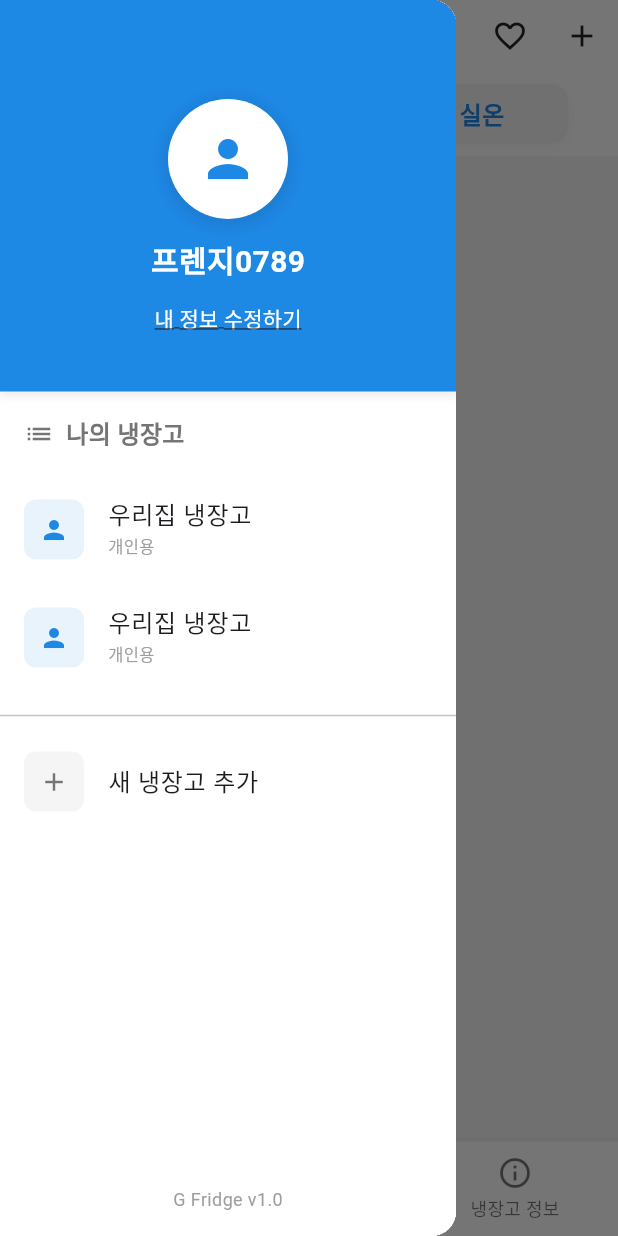
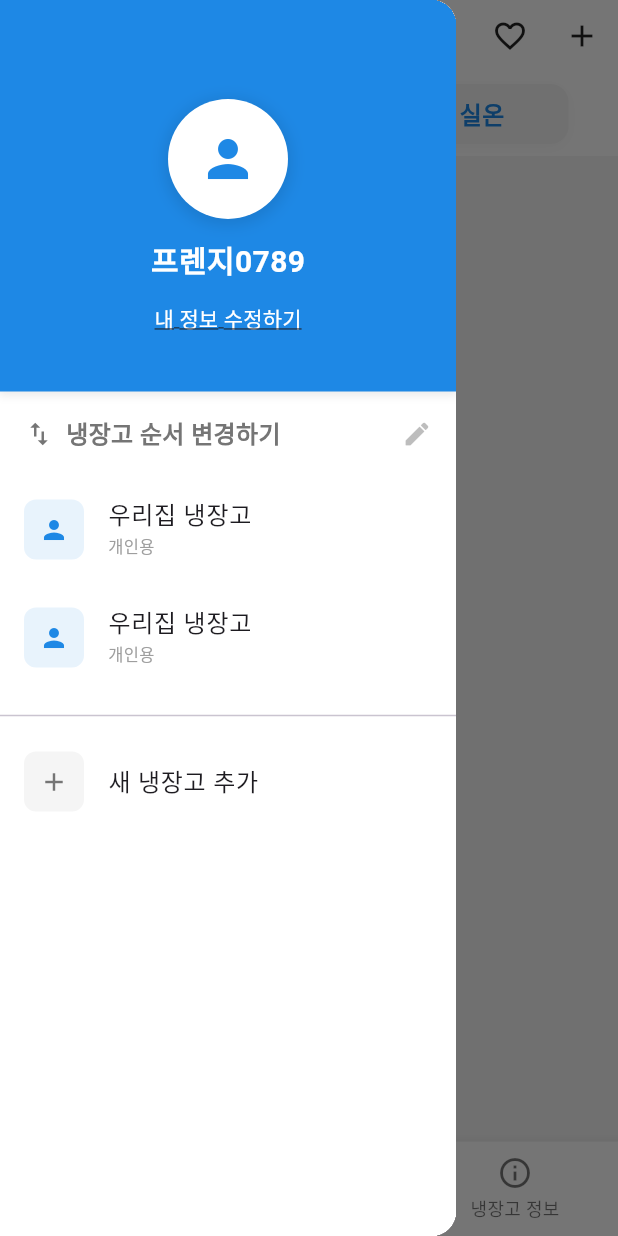
Before and after one commit to HwangGoeun/G-Fridge, a Flutter app: the screen it shows once a user with an empty profile is signed in, with the side drawer open, on a phone screen of 412 x 824 dp. Run offline on Flutter 3.47's test engine with Material 3 defaults, Android fonts, the phone set to English and light mode, and no system bars; our stand-ins replace cloud_firestore, dropdown_button2, firebase_auth, firebase_core, flutter_slidable, google_sign_in and 3 more; accounts and stored records are empty.

Commit message:
feat: Changing fridge order

```diff
--- a/g_fridge/lib/models/fridge.dart
+++ b/g_fridge/lib/models/fridge.dart
@@ -8,7 +8,6 @@ class Fridge {
   final DateTime lastUpdated;
   final String creatorId;
   final List<Map<String, dynamic>>? inviteCodes;
-  final int? order;
   final List<String> sharedWith;
 
   Fridge({
@@ -19,7 +18,6 @@ class Fridge {
     DateTime? lastUpdated,
     required this.creatorId,
     this.inviteCodes,
-    this.order,
     List<String>? sharedWith,
   })  : id = id ?? const Uuid().v4(),
         createdAt = createdAt ?? DateTime.now(),
@@ -34,7 +32,6 @@ class Fridge {
     DateTime? lastUpdated,
     String? creatorId,
     List<Map<String, dynamic>>? inviteCodes,
-    int? order,
     List<String>? sharedWith,
   }) {
     return Fridge(
@@ -45,7 +42,6 @@ class Fridge {
       lastUpdated: lastUpdated ?? this.lastUpdated,
       creatorId: creatorId ?? this.creatorId,
       inviteCodes: inviteCodes ?? this.inviteCodes,
-      order: order ?? this.order,
       sharedWith: sharedWith ?? this.sharedWith,
     );
   }
@@ -59,30 +55,31 @@ class Fridge {
       'lastUpdated': lastUpdated.toIso8601String(),
       'creatorId': creatorId,
       if (inviteCodes != null) 'inviteCodes': inviteCodes,
-      if (order != null) 'order': order,
       'sharedWith': sharedWith,
     };
   }
 
   factory Fridge.fromJson(Map<String, dynamic> json) {
     return Fridge(
-      id: json['id'],
-      name: json['name'],
-      type: json['type'],
+      id: json['id']?.toString() ?? '',
+      name: json['name']?.toString() ?? '',
+      type: json['type']?.toString() ?? '개인용',
       createdAt: json['createdAt'] != null
           ? DateTime.parse(json['createdAt'])
           : DateTime.now(),
       lastUpdated: json['lastUpdated'] != null
           ? DateTime.parse(json['lastUpdated'])
           : DateTime.now(),
-      creatorId: json['creatorId'] ?? '',
+      creatorId: json['creatorId']?.toString() ?? '',
       inviteCodes: (json['inviteCodes'] as List?)
-          ?.map((e) => Map<String, dynamic>.from(e))
+          ?.where((e) => e != null && e is Map)
+          .map((e) => Map<String, dynamic>.from(e as Map))
           .toList(),
-      order: json['order'],
-      sharedWith:
-          (json['sharedWith'] as List?)?.map((e) => e.toString()).toList() ??
-              [],
+      sharedWith: (json['sharedWith'] as List?)
+              ?.where((e) => e != null)
+              .map((e) => e.toString())
+              .toList() ??
+          [],
     );
   }
 }
--- a/g_fridge/lib/providers/ingredient_provider.dart
+++ b/g_fridge/lib/providers/ingredient_provider.dart
@@ -23,12 +23,17 @@ class IngredientProvider extends ChangeNotifier {
         .orderBy('ingredientName')
         .snapshots()
         .listen((snapshot) {
+      try {
         print(
             '[IngredientProvider] ingredients updated: ${snapshot.docs.length}');
         _ingredients = snapshot.docs
             .map((doc) => Ingredient.fromFirestore(doc.data(), doc.id))
             .toList();
         notifyListeners();
+      } catch (e, stack) {
+        print('[IngredientProvider] ERROR: $e');
+        print(stack);
+      }
     });
   }
 
--- a/g_fridge/lib/screens/fridge_screen.dart
+++ b/g_fridge/lib/screens/fridge_screen.dart
@@ -19,6 +19,7 @@ import 'package:google_sign_in/google_sign_in.dart';
 import 'package:cloud_firestore/cloud_firestore.dart';
 import 'my_page_screen.dart';
 import 'add_fridge_screen.dart';
+import 'package:reorderables/reorderables.dart';
 
 // GoogleAuthHelper는 login_screen.dart에서 import됨
 
@@ -191,6 +192,8 @@ class _FridgeScreenState extends State<FridgeScreen>
   bool _cartSelectionMode = false;
   Set<String> _fridgeSelectedIds = {};
   final Set<String> _cartSelectedIds = {};
+  // 냉장고 순서 변경 모드
+  bool _isReorderMode = false;
 
   @override
   void initState() {
@@ -211,10 +214,15 @@ class _FridgeScreenState extends State<FridgeScreen>
     });
   }
 
-  void _onBottomNavTapped(int index) {
+  void _onBottomNavTapped(int index) async {
     setState(() {
       _selectedTabIndex = index;
     });
+    if (index == 0 || index == 2) {
+      // 냉장고 탭 또는 냉장고 정보 탭을 누를 때마다 동기화
+      await Provider.of<FridgeProvider>(context, listen: false)
+          .initializeFromFirestore();
+    }
   }
 
   void _toggleFridgeSelectionMode(List<Ingredient> ingredients) {
@@ -342,8 +350,10 @@ class _FridgeScreenState extends State<FridgeScreen>
 
   // Helper method to build fridge item in drawer
   Widget _buildFridgeItem(BuildContext context, String fridgeId, String name,
-      String subtitle, String detail, IconData icon, Color color) {
+      String subtitle, String detail, IconData icon, Color color,
+      {Key? key}) {
     return ListTile(
+      key: key,
       leading: Container(
         width: 40,
         height: 40,
@@ -477,19 +487,25 @@ class _FridgeScreenState extends State<FridgeScreen>
   Widget build(BuildContext context) {
     final ingredientProvider = Provider.of<IngredientProvider>(context);
     final fridgeProvider = Provider.of<FridgeProvider>(context);
+
+    // 데이터 준비 전에는 로딩 표시
     if (!fridgeProvider.isUserReady) {
       return const Scaffold(
         body: Center(child: CircularProgressIndicator()),
       );
     }
     final currentFridge = fridgeProvider.currentFridge;
-    // 냉장고가 바뀔 때마다 실시간 재료 구독
+    // 냉장고가 바뀔 때마다 실시간 재료 및 장바구니 구독
     if (currentFridge != null) {
       WidgetsBinding.instance.addPostFrameCallback((_) {
         ingredientProvider.setFridgeId(currentFridge.id);
+        Provider.of<ShoppingCartProvider>(context, listen: false)
+            .setFridgeId(currentFridge.id);
       });
     }
     final currentIngredients = ingredientProvider.ingredients;
+    print(
+        '[FridgeScreen] ingredientProvider.ingredients.length = ${currentIngredients.length}');
 
     // 유통기한 정렬 함수
     int compareIngredients(Ingredient a, Ingredient b) {
@@ -520,6 +536,13 @@ class _FridgeScreenState extends State<FridgeScreen>
         .toList()
       ..sort(compareIngredients);
 
+    print(
+        '[FridgeScreen] refrigeratedIngredients.length = ${refrigeratedIngredients.length}');
+    print(
+        '[FridgeScreen] frozenIngredients.length = ${frozenIngredients.length}');
+    print(
+        '[FridgeScreen] roomTemperatureIngredients.length = ${roomTemperatureIngredients.length}');
+
     final user = FirebaseAuth.instance.currentUser;
 
     return Scaffold(
@@ -528,7 +551,8 @@ class _FridgeScreenState extends State<FridgeScreen>
       drawer: Drawer(
         child: Container(
           color: Colors.white,
-          child: Column(
+          child: ListView(
+            padding: EdgeInsets.zero,
             children: [
               // Drawer 헤더
               Container(
@@ -671,68 +695,100 @@ class _FridgeScreenState extends State<FridgeScreen>
                   ],
                 ),
               ),
-              // 냉장고 목록
-              Expanded(
-                child: fridgeProvider.isUserReady
-                    ? ReorderableListView(
-                        padding: EdgeInsets.zero,
-                        onReorder: (oldIndex, newIndex) async {
-                          // ReorderableListView의 newIndex는 뒤로 이동 시 +1이므로 보정 필요
-                          if (newIndex > oldIndex) newIndex -= 1;
-                          await Provider.of<FridgeProvider>(context,
-                                  listen: false)
-                              .moveFridgeOrder(oldIndex, newIndex);
+              // 나의 냉장고 헤더 (버튼)
+              InkWell(
+                onTap: () {
+                  setState(() {
+                    _isReorderMode = !_isReorderMode;
+                  });
                 },
-                        children: [
-                          // 냉장고 목록 헤더
-                          Container(
-                            key: const ValueKey('fridge-header'),
+                child: Container(
                   padding: const EdgeInsets.all(16),
                   child: Row(
                     children: [
                       Icon(
-                                  Icons.list,
-                                  color: Colors.grey[600],
+                        Icons.swap_vert,
+                        color: _isReorderMode ? Colors.blue : Colors.grey[600],
                         size: 20,
                       ),
                       const SizedBox(width: 8),
                       Text(
-                                  '나의 냉장고',
+                        '냉장고 순서 변경하기',
                         style: TextStyle(
-                                    color: Colors.grey[600],
+                          color:
+                              _isReorderMode ? Colors.blue : Colors.grey[600],
                           fontSize: 16,
                           fontWeight: FontWeight.w600,
                         ),
                       ),
+                      const Spacer(),
+                      Icon(
+                        _isReorderMode ? Icons.check : Icons.edit,
+                        color: _isReorderMode ? Colors.blue : Colors.grey[400],
+                        size: 20,
+                      ),
                     ],
                   ),
                 ),
-                          // 냉장고 아이템들
-                          ...fridgeProvider.fridges
-                              .asMap()
-                              .entries
-                              .map((entry) {
+              ),
+              // 냉장고 리스트 (드래그/정렬 없음)
+              ...fridgeProvider.fridges.asMap().entries.map((entry) {
                 final index = entry.key;
                 final fridge = entry.value;
-                            final ingredients = fridgeProvider
-                                .getIngredientsForFridge(fridge.id);
-                            String subtitle = fridge.type;
-                            return Container(
+                final ingredients =
+                    fridgeProvider.getIngredientsForFridge(fridge.id);
+                String displayType = fridge.type;
+                if (fridge.sharedWith.isNotEmpty) {
+                  displayType = '공유용';
+                }
+                String subtitle = displayType;
+                return Row(
                   key: ValueKey('fridge-${fridge.id}'),
+                  children: [
+                    Expanded(
                       child: _buildFridgeItem(
                         context,
                         fridge.id,
                         fridge.name,
                         subtitle,
                         '재료 ${ingredients.length}개',
-                                _getFridgeIcon(fridge.type),
-                                _getFridgeColor(fridge.type),
+                        _getFridgeIcon(displayType),
+                        _getFridgeColor(displayType),
+                        key: ValueKey('fridge-${fridge.id}'),
                       ),
+                    ),
+                    if (_isReorderMode) ...[
+                      // 위로 이동 버튼
+                      IconButton(
+                        icon: const Icon(Icons.arrow_upward, size: 20),
+                        tooltip: '위로 이동',
+                        onPressed: index > 0
+                            ? () async {
+                                await Provider.of<FridgeProvider>(context,
+                                        listen: false)
+                                    .moveFridgeOrder(index, index - 1);
+                              }
+                            : null,
+                      ),
+                      // 아래로 이동 버튼
+                      IconButton(
+                        icon: const Icon(Icons.arrow_downward, size: 20),
+                        tooltip: '아래로 이동',
+                        onPressed: index < fridgeProvider.fridges.length - 1
+                            ? () async {
+                                await Provider.of<FridgeProvider>(context,
+                                        listen: false)
+                                    .moveFridgeOrder(index, index + 1);
+                              }
+                            : null,
+                      ),
+                    ],
+                  ],
                 );
               }).toList(),
-                          const Divider(
-                              height: 32, key: ValueKey('fridge-divider')),
-                          // 새 냉장고 추가 버튼
+              // Divider (드래그 불가)
+              const Divider(key: ValueKey('fridge-divider'), height: 32),
+              // 새 냉장고 추가 버튼 (드래그 불가)
               ListTile(
                 key: const ValueKey('fridge-add'),
                 leading: Container(
@@ -764,30 +820,12 @@ class _FridgeScreenState extends State<FridgeScreen>
                 },
               ),
             ],
-                      )
-                    : const Center(child: CircularProgressIndicator()),
-              ),
-              // 하단 정보
-              Container(
-                padding: const EdgeInsets.all(16),
-                child: Column(
-                  children: [
-                    // const Divider(),
-                    const SizedBox(height: 8),
-                    Text(
-                      'G Fridge v1.0',
-                      style: TextStyle(
-                        color: Colors.grey[500],
-                        fontSize: 12,
-                      ),
-                    ),
-                  ],
-                ),
-              ),
-            ],
           ),
         ),
       ),
+      onDrawerChanged: (isOpened) async {
+        // 실시간 구독이 이미 동작하므로, 별도 동기화 호출을 제거
+      },
       appBar: AppBar(
         backgroundColor: Colors.white,
         elevation: 0,
--- a/g_fridge/pubspec.yaml
+++ b/g_fridge/pubspec.yaml
@@ -44,6 +44,7 @@ dependencies:
   firebase_auth: ^4.6.3
   google_sign_in: ^6.0.2
   cloud_firestore: ^4.17.5
+  reorderables: ^0.6.0
 
 dev_dependencies:
   flutter_test:
```
Also changed, not shown: g_fridge/lib/models/ingredient.dart (+10 -3 lines), g_fridge/lib/providers/fridge_provider.dart (+72 -17 lines), g_fridge/lib/screens/fridge_info_screen.dart (+11 -6 lines), g_fridge/pubspec.lock. Lines whose indentation alone changed are shown as unchanged.
